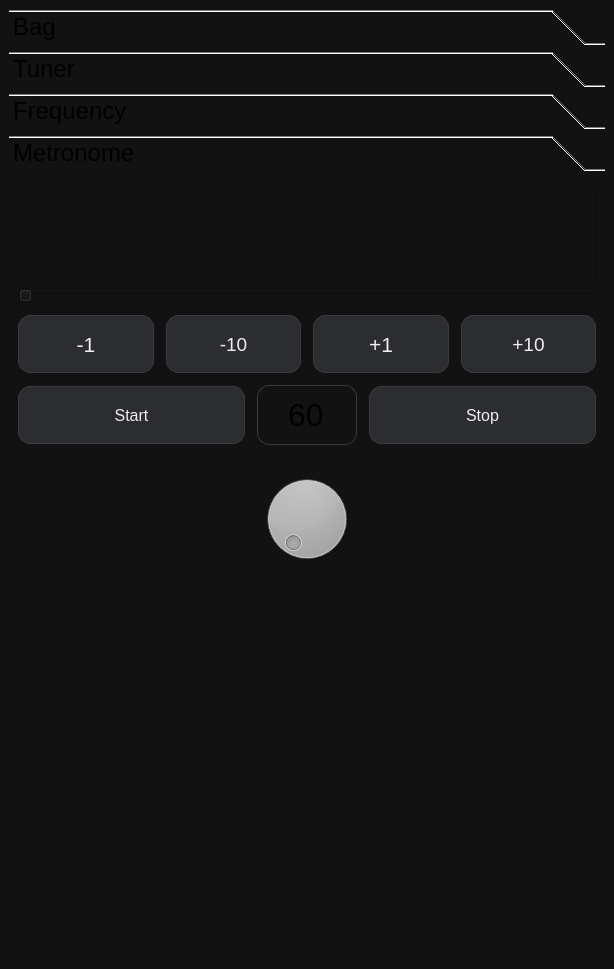
First picture: the form in mainwindow.ui, repository DjamesSuhanko/Musicool, before the edit.
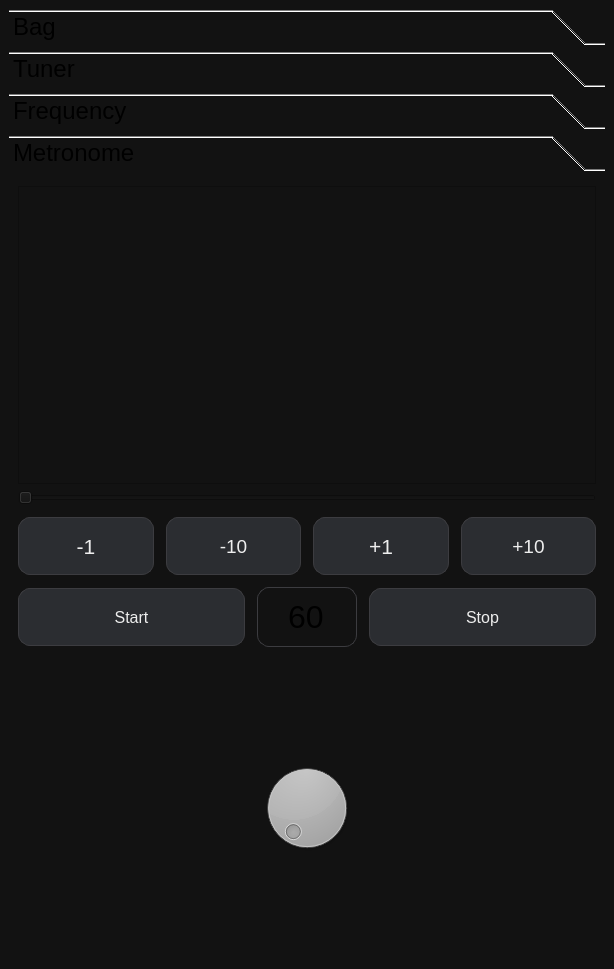
Second picture: the form after the edit. The open tabs and pages were chosen to show the change. Custom widgets are drawn as their Qt base class.

```diff
--- a/mainwindow.ui
+++ b/mainwindow.ui
@@ -1163,19 +1163,6 @@
           <string>Metronome</string>
          </attribute>
          <layout class="QGridLayout" name="gridLayout_5">
-          <item row="1" column="0">
-           <spacer name="verticalSpacer">
-            <property name="orientation">
-             <enum>Qt::Orientation::Vertical</enum>
-            </property>
-            <property name="sizeHint" stdset="0">
-             <size>
-              <width>20</width>
-              <height>40</height>
-             </size>
-            </property>
-           </spacer>
-          </item>
           <item row="0" column="0">
            <layout class="QGridLayout" name="gridLayout_METRO">
             <item row="0" column="0">
@@ -1195,11 +1182,14 @@
              </widget>
             </item>
             <item row="2" column="0">
-             <layout class="QHBoxLayout" name="horizontalLayout_2">
+             <layout class="QGridLayout" name="gridLayout_26">
               <property name="topMargin">
-               <number>18</number>
+               <number>12</number>
               </property>
-              <item>
+              <property name="verticalSpacing">
+               <number>12</number>
+              </property>
+              <item row="0" column="0">
                <spacer name="horizontalSpacer">
                 <property name="orientation">
                  <enum>Qt::Orientation::Horizontal</enum>
@@ -1212,10 +1202,14 @@
                 </property>
                </spacer>
               </item>
-              <item>
-               <widget class="ModernDial" name="dialMetronome"/>
+              <item row="0" column="1">
+               <widget class="ModernDial" name="dialMetronome">
+                <property name="wrapping">
+                 <bool>false</bool>
+                </property>
+               </widget>
               </item>
-              <item>
+              <item row="0" column="2">
                <spacer name="horizontalSpacer_2">
                 <property name="orientation">
                  <enum>Qt::Orientation::Horizontal</enum>
@@ -1243,11 +1237,8 @@
                </widget>
               </item>
               <item row="1" column="0">
-               <layout class="QVBoxLayout" name="verticalLayout_2">
-                <property name="spacing">
-                 <number>12</number>
-                </property>
-                <item>
+               <layout class="QGridLayout" name="gridLayout_8">
+                <item row="0" column="0">
                  <layout class="QGridLayout" name="gridLayout_13">
                   <property name="horizontalSpacing">
                    <number>12</number>
@@ -1257,7 +1248,7 @@
                     <property name="minimumSize">
                      <size>
                       <width>0</width>
-                      <height>0</height>
+                      <height>50</height>
                      </size>
                     </property>
                     <property name="maximumSize">
@@ -1284,7 +1275,7 @@
                     <property name="minimumSize">
                      <size>
                       <width>0</width>
-                      <height>0</height>
+                      <height>50</height>
                      </size>
                     </property>
                     <property name="maximumSize">
@@ -1311,7 +1302,7 @@
                     <property name="minimumSize">
                      <size>
                       <width>0</width>
-                      <height>0</height>
+                      <height>50</height>
                      </size>
                     </property>
                     <property name="maximumSize">
@@ -1338,7 +1329,7 @@
                     <property name="minimumSize">
                      <size>
                       <width>0</width>
-                      <height>0</height>
+                      <height>50</height>
                      </size>
                     </property>
                     <property name="maximumSize">
@@ -1362,8 +1353,11 @@
                   </item>
                  </layout>
                 </item>
-                <item>
+                <item row="1" column="0">
                  <layout class="QGridLayout" name="gridLayout_20">
+                  <property name="topMargin">
+                   <number>12</number>
+                  </property>
                   <property name="horizontalSpacing">
                    <number>12</number>
                   </property>
```
Left out of the diff: 14 changed lines with no effect on the pictures.
